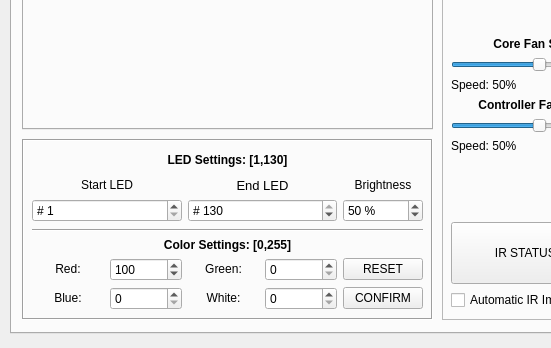
First picture: the form in _ui/Clinostat.ui, repository CoCl-Jerry/SciSpin_Max_Dev, before the edit; both pictures show x 0 to 551 and y 227 to 575 of the 1024 by 575 pixel window.
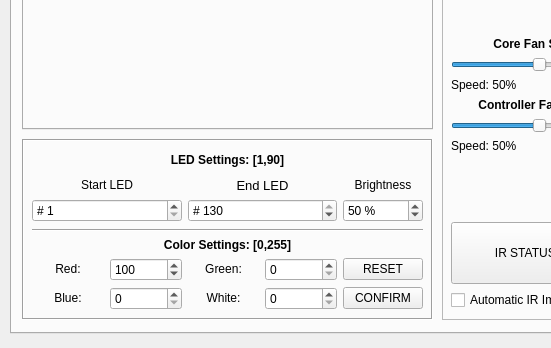
Second picture: the form after the edit. Icons and pictures are not drawn. Custom widgets are drawn as their Qt base class.

Diff of the .ui file:
```diff
--- a/_ui/Clinostat.ui
+++ b/_ui/Clinostat.ui
@@ -416,7 +416,7 @@
         <item row="0" column="0" rowspan="2" colspan="5">
          <widget class="QLabel" name="lighting_LED_settings_text_label">
           <property name="text">
-           <string>&lt;html&gt;&lt;head/&gt;&lt;body&gt;&lt;p align=&quot;center&quot;&gt;&lt;span style=&quot; font-weight:700;&quot;&gt;LED Settings: [1,130]&lt;/span&gt;&lt;/p&gt;&lt;/body&gt;&lt;/html&gt;</string>
+           <string>&lt;html&gt;&lt;head/&gt;&lt;body&gt;&lt;p align=&quot;center&quot;&gt;&lt;span style=&quot; font-weight:700;&quot;&gt;LED Settings: [1,90]&lt;/span&gt;&lt;/p&gt;&lt;/body&gt;&lt;/html&gt;</string>
           </property>
          </widget>
         </item>
```
